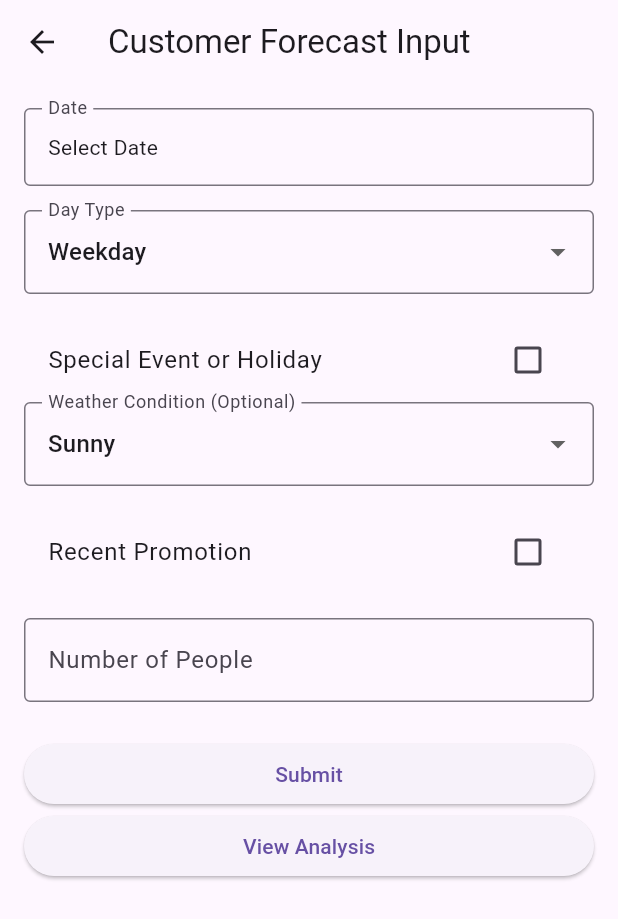
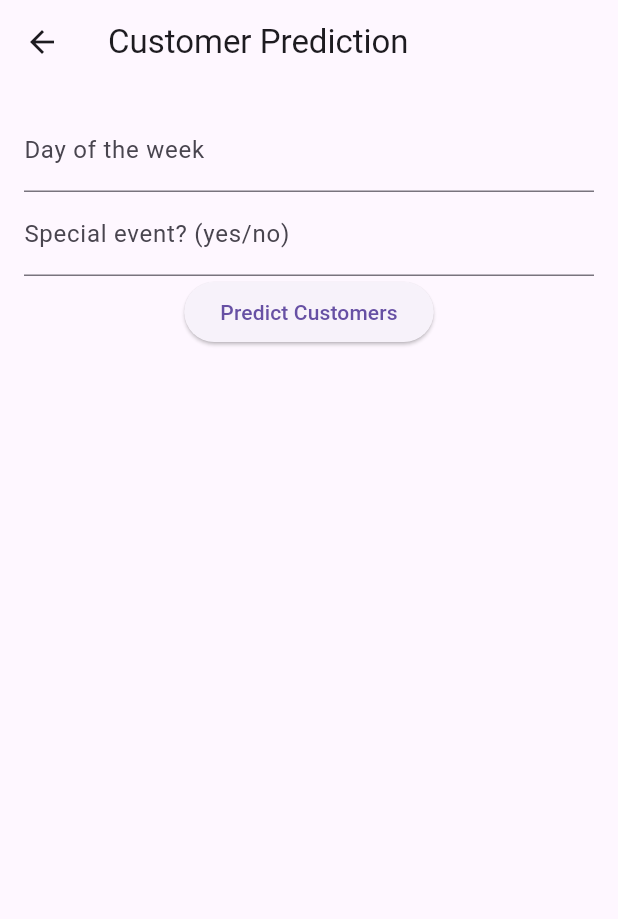
Before and after one commit to nagdevtaniya/deepBlueProject, a Flutter app: the CustomerPredictionForm screen opened directly, after a tap on "View Analysis", on a phone screen of 412 x 824 dp. Shown: the top 919 px of the screen. Run offline on Flutter 3.47's test engine with Material 3 defaults, Android fonts, the phone set to English and light mode, and no system bars; our stand-ins replace carousel_slider, flutter_dotenv, flutter_otp_text_field, flutter_speed_dial, google_generative_ai, latlong2; missing offline and left inert: flutter_map_draw_route, open_route_service.

Commit message:
your commit message

```diff
--- a/lib/analytics.dart
+++ b/lib/analytics.dart
@@ -1,6 +1,6 @@
 import 'package:flutter/material.dart';
 import 'package:intl/intl.dart';
-
+import 'predict.dart';
 class CustomerPredictionForm extends StatefulWidget {
   @override
   _CustomerPredictionFormState createState() => _CustomerPredictionFormState();
@@ -175,7 +175,10 @@ class _CustomerPredictionFormState extends State<CustomerPredictionForm> {
                 child: Text('Submit'),
               ),
               ElevatedButton(onPressed: (){
-
+                Navigator.push(
+                  context,
+                  MaterialPageRoute(builder: (context) => PredictionForm()),
+                );
               }, child: Text('View Analysis'))
             ],
           ),
--- /dev/null
+++ b/lib/predict.dart
@@ -0,0 +1,86 @@
+import 'package:flutter/material.dart';
+import 'package:http/http.dart' as http;
+import 'dart:convert';
+
+class PredictionForm extends StatefulWidget {
+  @override
+  _PredictionFormState createState() => _PredictionFormState();
+}
+
+class _PredictionFormState extends State<PredictionForm> {
+  final _formKey = GlobalKey<FormState>();
+  final Map<String, dynamic> _formData = {};
+
+  Future<int> predictCustomers(Map<String, dynamic> formData) async {
+    final response = await http.post(
+      Uri.parse('http://localhost:5000/predict'),  // Replace with actual URL
+      headers: {'Content-Type': 'application/json'},
+      body: jsonEncode(formData),
+    );
+
+    if (response.statusCode == 200) {
+      final result = jsonDecode(response.body);
+      return result['predicted_customers'];
+    } else {
+      throw Exception('Failed to get prediction');
+    }
+  }
+
+  void _submitForm() async {
+    if (_formKey.currentState!.validate()) {
+      _formKey.currentState!.save();
+      try {
+        int prediction = await predictCustomers(_formData);
+        ScaffoldMessenger.of(context).showSnackBar(
+          SnackBar(content: Text('Predicted customers: $prediction')),
+        );
+      } catch (e) {
+        ScaffoldMessenger.of(context).showSnackBar(
+          SnackBar(content: Text('Error: $e')),
+        );
+      }
+    }
+  }
+
+  @override
+  Widget build(BuildContext context) {
+    return Scaffold(
+      appBar: AppBar(title: Text('Customer Prediction')),
+      body: Padding(
+        padding: const EdgeInsets.all(16.0),
+        child: Form(
+          key: _formKey,
+          child: Column(
+            children: [
+              TextFormField(
+                decoration: InputDecoration(labelText: 'Day of the week'),
+                validator: (value) {
+                  if (value == null || value.isEmpty) {
+                    return 'Please enter a day';
+                  }
+                  return null;
+                },
+                onSaved: (value) => _formData['day'] = value,
+              ),
+              TextFormField(
+                decoration: InputDecoration(labelText: 'Special event? (yes/no)'),
+                validator: (value) {
+                  if (value == null || value.isEmpty) {
+                    return 'Please enter yes or no';
+                  }
+                  return null;
+                },
+                onSaved: (value) => _formData['special_event'] = value,
+              ),
+              // Add more fields as needed
+              ElevatedButton(
+                onPressed: _submitForm,
+                child: Text('Predict Customers'),
+              ),
+            ],
+          ),
+        ),
+      ),
+    );
+  }
+}
```
Also changed, not shown: pubspec.yaml (+16 -33 lines), pubspec.lock, 3 other files.
